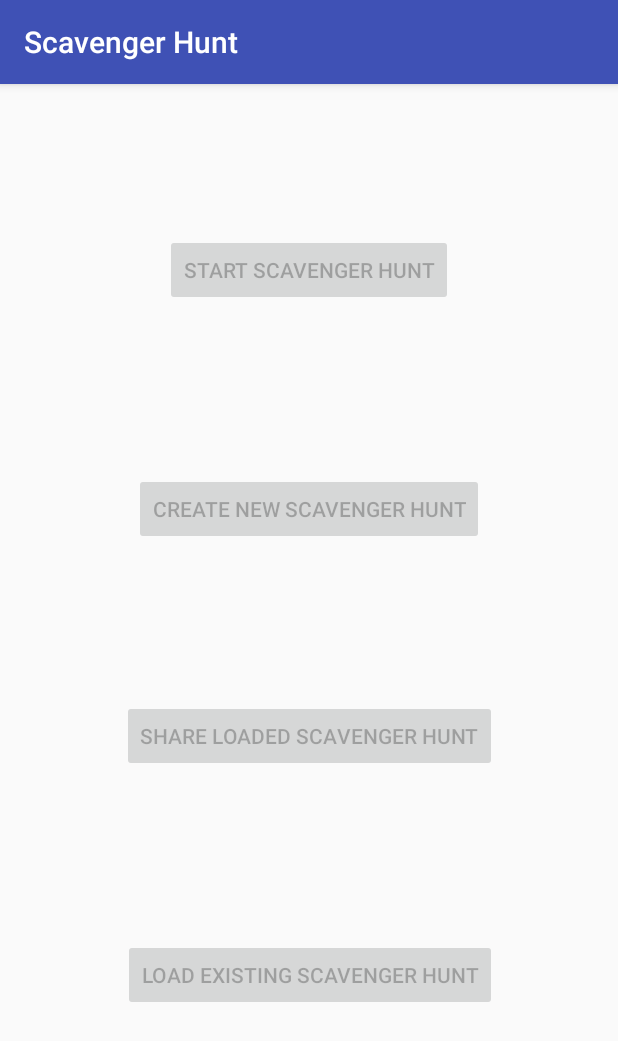
After one commit to Bradley-B/ScavengerHuntAndroid, an Android app: the LauncherActivity screen opened directly, with no data from a screen before it, on a phone screen of 412 x 824 dp. The commit adds this screen. Shown: the top 1041 px of the screen. Run offline under Robolectric (Android 15) with nearby library versions, the light colour scheme and no system bars.

Commit message:
Chain Compass Clues and Start UI
Now thanks to dark demon magick you can have more than one compass clue chain from one geofence clue. To help with this another intermediate object called ClueSegment was created which contains the previous GeofenceData and clue text. Also moved and renamed methods in Clue to try and make a little more sense, and started creating a few files for the UI update.

```diff
--- a/app/build.gradle
+++ b/app/build.gradle
@@ -21,6 +21,7 @@ android {
 
 dependencies {
     api fileTree(include: ['*.jar'], dir: 'libs')
+    implementation 'com.android.support:design:26.1.0'
     androidTestImplementation('com.android.support.test.espresso:espresso-core:2.2.2', {
         exclude group: 'com.android.support', module: 'support-annotations'
     })
--- /dev/null
+++ b/app/src/main/java/com/bradleyboxer/scavengerhunt/LauncherActivity.java
@@ -0,0 +1,13 @@
+package com.bradleyboxer.scavengerhunt;
+
+import android.support.v7.app.AppCompatActivity;
+import android.os.Bundle;
+
+public class LauncherActivity extends AppCompatActivity {
+
+    @Override
+    protected void onCreate(Bundle savedInstanceState) {
+        super.onCreate(savedInstanceState);
+        setContentView(R.layout.activity_launcher);
+    }
+}
--- /dev/null
+++ b/app/src/main/res/layout/activity_launcher.xml
@@ -0,0 +1,65 @@
+<?xml version="1.0" encoding="utf-8"?>
+<android.support.constraint.ConstraintLayout xmlns:android="http://schemas.android.com/apk/res/android"
+    xmlns:app="http://schemas.android.com/apk/res-auto"
+    xmlns:tools="http://schemas.android.com/tools"
+    android:layout_width="match_parent"
+    android:layout_height="match_parent"
+    tools:context=".LauncherActivity">
+
+    <Button
+        android:id="@+id/startButton"
+        android:layout_width="wrap_content"
+        android:layout_height="wrap_content"
+        android:layout_marginEnd="8dp"
+        android:layout_marginStart="8dp"
+        android:layout_marginTop="100dp"
+        android:enabled="false"
+        android:text="Start Scavenger Hunt"
+        app:layout_constraintEnd_toEndOf="parent"
+        app:layout_constraintStart_toStartOf="parent"
+        app:layout_constraintTop_toTopOf="parent" />
+
+    <Button
+        android:id="@+id/createButton"
+        android:layout_width="wrap_content"
+        android:layout_height="wrap_content"
+        android:layout_marginEnd="8dp"
+        android:layout_marginStart="8dp"
+        android:layout_marginTop="8dp"
+        android:enabled="false"
+        android:text="Create New Scavenger Hunt"
+        app:layout_constraintBottom_toTopOf="@+id/shareButton"
+        app:layout_constraintEnd_toEndOf="parent"
+        app:layout_constraintHorizontal_bias="0.5"
+        app:layout_constraintStart_toStartOf="parent"
+        app:layout_constraintTop_toBottomOf="@+id/startButton" />
+
+    <Button
+        android:id="@+id/shareButton"
+        android:layout_width="wrap_content"
+        android:layout_height="wrap_content"
+        android:layout_marginBottom="8dp"
+        android:layout_marginEnd="8dp"
+        android:layout_marginStart="8dp"
+        android:enabled="false"
+        android:text="Share Loaded Scavenger Hunt"
+        app:layout_constraintBottom_toTopOf="@+id/loadButton"
+        app:layout_constraintEnd_toEndOf="parent"
+        app:layout_constraintHorizontal_bias="0.5"
+        app:layout_constraintStart_toStartOf="parent"
+        app:layout_constraintTop_toBottomOf="@+id/createButton" />
+
+    <Button
+        android:id="@+id/loadButton"
+        android:layout_width="wrap_content"
+        android:layout_height="wrap_content"
+        android:layout_marginBottom="150dp"
+        android:layout_marginEnd="8dp"
+        android:layout_marginStart="8dp"
+        android:enabled="false"
+        android:text="Load Existing Scavenger Hunt"
+        app:layout_constraintBottom_toBottomOf="parent"
+        app:layout_constraintEnd_toEndOf="parent"
+        app:layout_constraintHorizontal_bias="0.504"
+        app:layout_constraintStart_toStartOf="parent" />
+</android.support.constraint.ConstraintLayout>
--- /dev/null
+++ b/app/src/main/res/values/dimens.xml
@@ -0,0 +1,3 @@
+<resources>
+    <dimen name="fab_margin">16dp</dimen>
+</resources>
--- a/app/src/main/res/values/strings.xml
+++ b/app/src/main/res/values/strings.xml
@@ -1,3 +1,5 @@
 <resources>
     <string name="app_name">Scavenger Hunt</string>
+    <string name="title_activity_launcher">LauncherActivity</string>
+    <string name="title_activity_scavenger_hunt_creator">ScavengerHuntCreatorActivity</string>
 </resources>
--- a/app/src/main/res/values/styles.xml
+++ b/app/src/main/res/values/styles.xml
@@ -8,4 +8,13 @@
         <item name="colorAccent">@color/colorAccent</item>
     </style>
 
+    <style name="AppTheme.NoActionBar">
+        <item name="windowActionBar">false</item>
+        <item name="windowNoTitle">true</item>
+    </style>
+
+    <style name="AppTheme.AppBarOverlay" parent="ThemeOverlay.AppCompat.Dark.ActionBar" />
+
+    <style name="AppTheme.PopupOverlay" parent="ThemeOverlay.AppCompat.Light" />
+
 </resources>
```
Also changed, not shown: app/src/main/AndroidManifest.xml (+6 -2 lines), app/src/main/java/com/bradleyboxer/scavengerhunt/Clue.java (+78 -27 lines), app/src/main/java/com/bradleyboxer/scavengerhunt/ClueSegment.java (added, +37 -0 lines), app/src/main/java/com/bradleyboxer/scavengerhunt/Clues.java (+9 -1 lines), app/src/main/java/com/bradleyboxer/scavengerhunt/CompassActivity.java (+4 -4 lines), app/src/main/java/com/bradleyboxer/scavengerhunt/GeofenceData.java (+12 -0 lines), app/src/main/java/com/bradleyboxer/scavengerhunt/GeofenceTransitionsIntentService.java (+9 -8 lines), app/src/main/java/com/bradleyboxer/scavengerhunt/MainActivity.java (+40 -19 lines), app/src/main/java/com/bradleyboxer/scavengerhunt/ScavengerHuntCreatorActivity.java (added, +29 -0 lines), app/src/main/res/layout/activity_scavenger_hunt_creator.xml (added, +34 -0 lines), app/src/main/res/layout/content_scavenger_hunt_creator.xml (added, +11 -0 lines).
